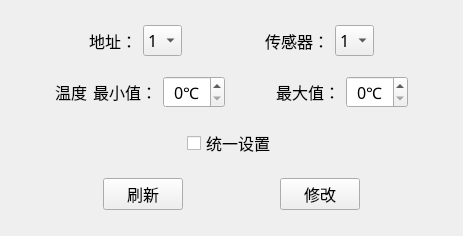
Above: IDC_TestSystem/eload/eload_input/in_set/in_setenvwid.ui from ChinaClever/IDC_TestSystem before the change. Below: the same form after it.
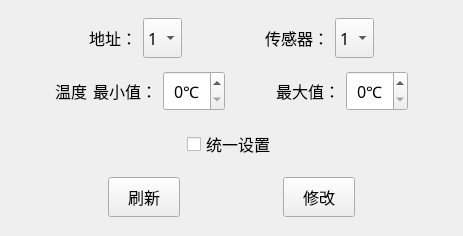
That is the form after the change.

Patch:
```diff
--- a/IDC_TestSystem/eload/eload_input/in_set/in_setenvwid.ui
+++ b/IDC_TestSystem/eload/eload_input/in_set/in_setenvwid.ui
@@ -19,6 +19,9 @@
   <property name="windowTitle">
    <string>Form</string>
   </property>
+  <property name="styleSheet">
+   <string notr="true"/>
+  </property>
   <layout class="QVBoxLayout" name="verticalLayout">
    <item>
     <layout class="QHBoxLayout" name="horizontalLayout">
@@ -47,6 +50,33 @@
      </item>
      <item>
       <widget class="QComboBox" name="addrBox">
+       <property name="sizePolicy">
+        <sizepolicy hsizetype="Maximum" vsizetype="Fixed">
+         <horstretch>0</horstretch>
+         <verstretch>0</verstretch>
+        </sizepolicy>
+       </property>
+       <property name="minimumSize">
+        <size>
+         <width>0</width>
+         <height>40</height>
+        </size>
+       </property>
+       <property name="maximumSize">
+        <size>
+         <width>72</width>
+         <height>16777215</height>
+        </size>
+       </property>
+       <property name="font">
+        <font>
+         <family>微软雅黑</family>
+         <pointsize>12</pointsize>
+        </font>
+       </property>
+       <property name="styleSheet">
+        <string notr="true"/>
+       </property>
        <item>
         <property name="text">
          <string>1</string>
@@ -89,6 +119,33 @@
      </item>
      <item>
       <widget class="QComboBox" name="envBox">
+       <property name="sizePolicy">
+        <sizepolicy hsizetype="Maximum" vsizetype="Fixed">
+         <horstretch>0</horstretch>
+         <verstretch>0</verstretch>
+        </sizepolicy>
+       </property>
+       <property name="minimumSize">
+        <size>
+         <width>0</width>
+         <height>40</height>
+        </size>
+       </property>
+       <property name="maximumSize">
+        <size>
+         <width>72</width>
+         <height>16777215</height>
+        </size>
+       </property>
+       <property name="font">
+        <font>
+         <family>微软雅黑</family>
+         <pointsize>12</pointsize>
+        </font>
+       </property>
+       <property name="styleSheet">
+        <string notr="true"/>
+       </property>
        <item>
         <property name="text">
          <string>1</string>
@@ -161,6 +218,24 @@
      </item>
      <item>
       <widget class="QSpinBox" name="minBox">
+       <property name="sizePolicy">
+        <sizepolicy hsizetype="Maximum" vsizetype="Fixed">
+         <horstretch>0</horstretch>
+         <verstretch>0</verstretch>
+        </sizepolicy>
+       </property>
+       <property name="minimumSize">
+        <size>
+         <width>0</width>
+         <height>40</height>
+        </size>
+       </property>
+       <property name="maximumSize">
+        <size>
+         <width>72</width>
+         <height>16777215</height>
+        </size>
+       </property>
        <property name="alignment">
         <set>Qt::AlignCenter</set>
        </property>
@@ -197,6 +272,24 @@
      </item>
      <item>
       <widget class="QSpinBox" name="maxBox">
+       <property name="sizePolicy">
+        <sizepolicy hsizetype="Maximum" vsizetype="Fixed">
+         <horstretch>0</horstretch>
+         <verstretch>0</verstretch>
+        </sizepolicy>
+       </property>
+       <property name="minimumSize">
+        <size>
+         <width>0</width>
+         <height>40</height>
+        </size>
+       </property>
+       <property name="maximumSize">
+        <size>
+         <width>72</width>
+         <height>16777215</height>
+        </size>
+       </property>
        <property name="alignment">
         <set>Qt::AlignCenter</set>
        </property>
@@ -237,6 +330,24 @@
      </item>
      <item>
       <widget class="QCheckBox" name="checkBox">
+       <property name="sizePolicy">
+        <sizepolicy hsizetype="Maximum" vsizetype="Fixed">
+         <horstretch>0</horstretch>
+         <verstretch>0</verstretch>
+        </sizepolicy>
+       </property>
+       <property name="minimumSize">
+        <size>
+         <width>0</width>
+         <height>40</height>
+        </size>
+       </property>
+       <property name="maximumSize">
+        <size>
+         <width>92</width>
+         <height>16777215</height>
+        </size>
+       </property>
        <property name="text">
         <string>统一设置</string>
        </property>
@@ -274,6 +385,24 @@
      </item>
      <item>
       <widget class="QPushButton" name="updateBtn">
+       <property name="sizePolicy">
+        <sizepolicy hsizetype="Maximum" vsizetype="Fixed">
+         <horstretch>0</horstretch>
+         <verstretch>0</verstretch>
+        </sizepolicy>
+       </property>
+       <property name="minimumSize">
+        <size>
+         <width>0</width>
+         <height>40</height>
+        </size>
+       </property>
+       <property name="maximumSize">
+        <size>
+         <width>72</width>
+         <height>16777215</height>
+        </size>
+       </property>
        <property name="text">
         <string>刷新</string>
        </property>
@@ -294,6 +423,24 @@
      </item>
      <item>
       <widget class="QPushButton" name="setBtn">
+       <property name="sizePolicy">
+        <sizepolicy hsizetype="Maximum" vsizetype="Fixed">
+         <horstretch>0</horstretch>
+         <verstretch>0</verstretch>
+        </sizepolicy>
+       </property>
+       <property name="minimumSize">
+        <size>
+         <width>0</width>
+         <height>40</height>
+        </size>
+       </property>
+       <property name="maximumSize">
+        <size>
+         <width>72</width>
+         <height>16777215</height>
+        </size>
+       </property>
        <property name="text">
         <string>修改</string>
        </property>
```
